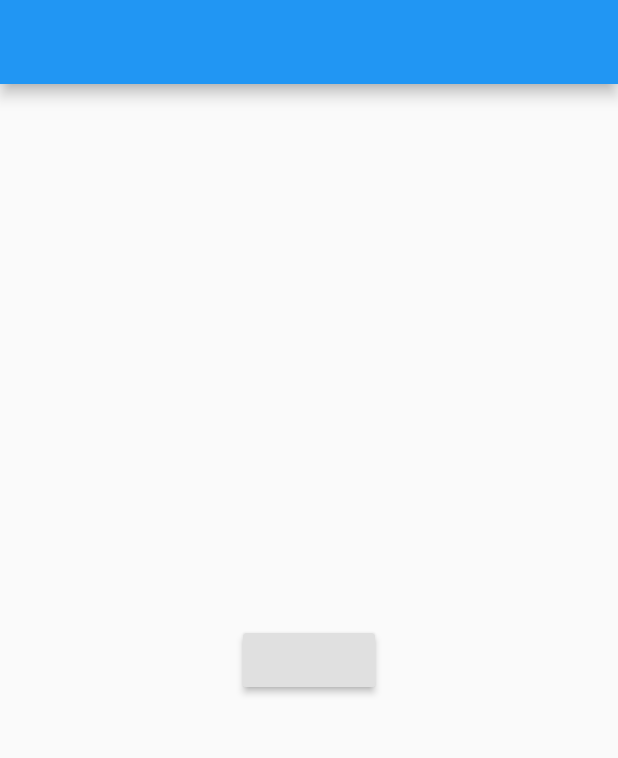
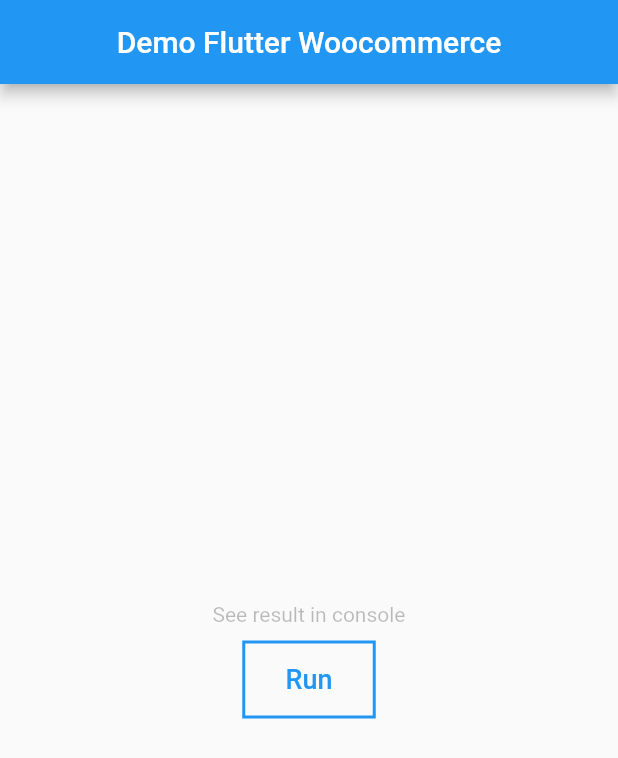
Before and after one commit to yhhCh405/yhhFlutterWoocommerce, a Flutter app: the screen it shows after launch, on a phone screen of 412 x 824 dp. Shown: the top 758 px of the screen. Run offline on Flutter 3.47's test engine with Material 2 defaults, Android fonts, the phone set to English and light mode, and no system bars.

Commit message:
0.0.2 stable

```diff
--- a/example/lib/config.dart
+++ b/example/lib/config.dart
@@ -1,5 +1,9 @@
 class ServerCrends {
-  static String apiUrl = "<your site address>";
-  static String consumerKey = '<consumer key>';
-  static String consumerSecret = '<consumer secret>';
+  static String apiUrl = "https://shop1.techplussolution.com";
+  static String consumerKey = 'ck_73ea17d800c5bd9037253caee7c2026439e2bf74';
+  static String consumerSecret = 'cs_fab2fbf3bea122e2d087bb224a0c49cd0e9b23a9';
+
+  // static String apiUrl = "<your site address>";
+  // static String consumerKey = '<consumer key>';
+  // static String consumerSecret = '<consumer secret>';
 }
--- a/example/lib/main.dart
+++ b/example/lib/main.dart
@@ -22,12 +22,15 @@ class MyHome extends StatefulWidget {
 }
 
 class _MyHomeState extends State<MyHome> {
+  bool _showLoading = false;
+
   FlutterWoocommerce flutterWoocommerce = FlutterWoocommerce(
       url: ServerCrends.apiUrl,
       consumerKey: ServerCrends.consumerKey,
       consumerSecret: ServerCrends.consumerSecret);
 
   createCustomer() async {
+    _togggleLoading();
     Customer newCustomer = Customer(
       firstName: "Ma Tin",
       lastName: "Shwe",
@@ -37,6 +40,7 @@ class _MyHomeState extends State<MyHome> {
     newCustomer.setPassword = "12345";
     var result =
         await flutterWoocommerce.postReq('customers', newCustomer.toMap());
+    _togggleLoading();
     if (result is! WooError) {
       Customer createdCustomer = Customer.fromJSON(result);
       print(createdCustomer.userName + " is created successfully!");
@@ -47,13 +51,17 @@ class _MyHomeState extends State<MyHome> {
   }
 
   fetchAllOrders() async {
+    _togggleLoading();
     List<Order> orderList = [];
     var result = await flutterWoocommerce.getReq('orders');
+    _togggleLoading();
     if (result is! WooError) {
       List<dynamic> resultList = result;
       resultList.forEach((order) {
         orderList.add(Order.fromJSON(order));
       });
+
+      print(orderList.first.createdVia);
     } else {
       WooError err = result;
       print(err.message);
@@ -62,9 +70,11 @@ class _MyHomeState extends State<MyHome> {
   }
 
   updateProduct() async {
+    _togggleLoading();
     ProductItem productItem = ProductItem(regularPrice: "USD 500");
     var result =
         await flutterWoocommerce.putReq('products/57', productItem.toMap());
+    _togggleLoading();
     if (result is! WooError) {
       ProductItem createdCustomer = ProductItem.fromJSON(result);
       print(createdCustomer.name + " is updated successfully!");
@@ -75,7 +85,9 @@ class _MyHomeState extends State<MyHome> {
   }
 
   deleteOrder() async {
+    _togggleLoading();
     var result = await flutterWoocommerce.deleteReq('orders/27');
+    _togggleLoading();
     if (result is! WooError) {
       Order order = Order.fromJSON(result);
       print(order.id.toString() + " is updated successfully!");
@@ -86,8 +98,10 @@ class _MyHomeState extends State<MyHome> {
   }
 
   loginCutomer() async {
+    _togggleLoading();
     var result = await flutterWoocommerce
-        .customerLogin(User(username: 'username', password: "12345"));
+        .customerLogin(User(username: 'matinshwe', password: "12345"));
+    _togggleLoading();
     if (result is! WooError) {
       WooAuthedUser wooAuthedUser = result;
       print(wooAuthedUser.displayName);
@@ -95,6 +109,15 @@ class _MyHomeState extends State<MyHome> {
       WooError err = result;
       print(err.message);
     }
+  }
+
+  _togggleLoading() {
+    if (_showLoading) {
+      _showLoading = false;
+    } else {
+      _showLoading = true;
+    }
+    setState(() {});
   }
 
   @override
@@ -105,12 +128,49 @@ class _MyHomeState extends State<MyHome> {
   @override
   Widget build(BuildContext context) {
     return Scaffold(
-      appBar: AppBar(),
+      appBar: AppBar(
+        title: Text('Demo Flutter Woocommerce'),
+        centerTitle: true,
+      ),
       body: Container(
-        child: Center(
-          child: RaisedButton(
-            onPressed: () {},
-          ),
+        width: double.infinity,
+        child: Column(
+          mainAxisAlignment: MainAxisAlignment.center,
+          crossAxisAlignment: CrossAxisAlignment.center,
+          children: [
+            //There are various way to integrate. This is just example
+            Text(
+              'See result in console',
+              style: TextStyle(color: Colors.black26),
+            ),
+            SizedBox(
+              height: 10,
+            ),
+            FlatButton(
+              padding: EdgeInsets.all(15),
+              splashColor: Colors.blue,
+              textColor: Colors.blue,
+              shape:
+                  BeveledRectangleBorder(side: BorderSide(color: Colors.blue)),
+              child: _showLoading
+                  ? SizedBox(
+                      child: CircularProgressIndicator(
+                        strokeWidth: 1,
+                      ),
+                      width: 20,
+                      height: 20,
+                    )
+                  : Text(
+                      'Run',
+                      style: TextStyle(fontSize: 18),
+                    ),
+              onPressed: _showLoading
+                  ? null
+                  : () {
+                      fetchAllOrders();
+                    },
+            ),
+          ],
         ),
       ),
     );
--- a/lib/flutter_woocommerce_utils.dart
+++ b/lib/flutter_woocommerce_utils.dart
@@ -264,7 +264,7 @@ class Customer {
   //setters
 
   ///The email address for the customer
-  set setEmail(mail) => this._email;
+  set setEmail(mail) => this._email = mail;
 
   ///Customer password
   set setPassword(passwd) => this._password = passwd;
@@ -489,7 +489,7 @@ class Order {
   String _taxCart;
   String _total;
   String _totalTax;
-  String _priceIncludedTax;
+  bool _priceIncludedTax;
   String _customerIPAddress;
   String _customerUserAgent;
   DateTime _paidDate;
@@ -606,7 +606,7 @@ class Order {
   String get totalTax => this._totalTax;
 
   ///True the prices included tax during checkout
-  String get priceIncludedTax => this._priceIncludedTax;
+  bool get priceIncludedTax => this._priceIncludedTax;
 
   ///Customer's IP address
   String get customerIPAddress => this._customerIPAddress;
@@ -749,7 +749,7 @@ class LineItem {
   String _totalTax;
   List<Taxes> _taxesList = [];
   String _sku;
-  String _price;
+  int _price;
 
   ///Product name
   String name;
@@ -792,7 +792,7 @@ class LineItem {
   String get sku => this._sku;
 
   ///Product price
-  String get price => this._price;
+  int get price => this._price;
 
   LineItem(
       {this.productID,
```
